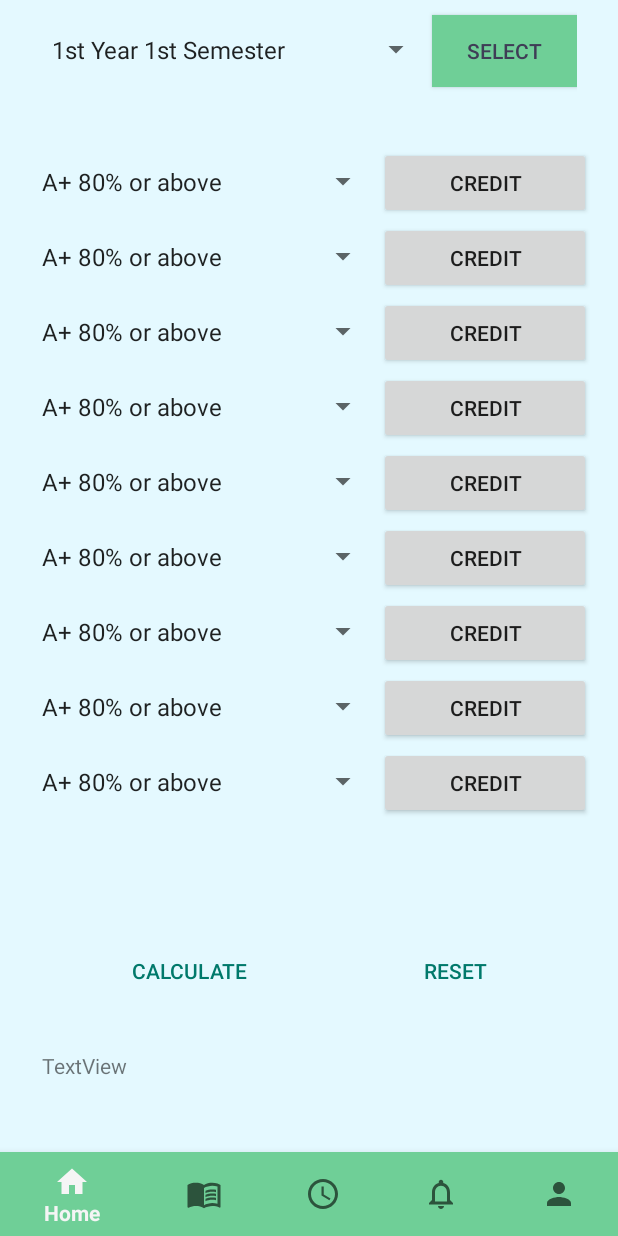
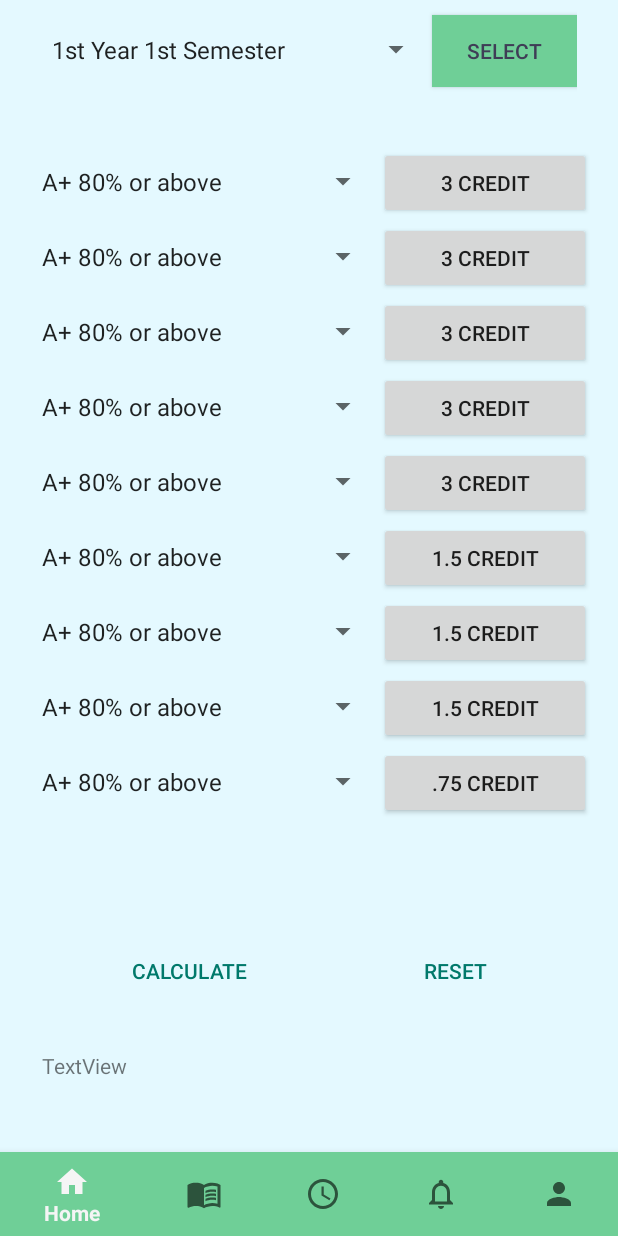
Before and after one commit to piru72/AUST_BUDDY, an Android app: the screen it shows after launch (MainActivity), after a tap on "SELECT", on a phone screen of 412 x 824 dp. Run offline under Robolectric (Android 15) with nearby library versions, the phone set to English and light mode, and no system bars; 3 statements that could not run were skipped.

Commit message:
Credit sett for all semesters

```diff
--- a/app/src/main/java/com/example/homepage/CGPAFragment.kt
+++ b/app/src/main/java/com/example/homepage/CGPAFragment.kt
@@ -1,5 +1,6 @@
 package com.example.homepage
 
+import android.annotation.SuppressLint
 import android.os.Bundle
 import android.view.LayoutInflater
 import android.view.View
@@ -9,6 +10,7 @@ import android.widget.*
 
 class CGPAFragment : ReplaceFragment() {
 
+    @SuppressLint("SetTextI18n")
     override fun onCreateView(
         inflater: LayoutInflater, container: ViewGroup?,
         savedInstanceState: Bundle?
@@ -73,19 +75,44 @@ class CGPAFragment : ReplaceFragment() {
             showLayout(layoutCalculate,layoutResult,layoutResultList)
             hideLayout(layoutInstruction)
 
+            set3Credit(c1Credit,c2Credit,c3Credit,c4Credit,c5Credit)
+            when (semesterList.selectedItem.toString()) {
+                "3rd Year 2nd Semester" -> {
+                    showLayout(c9,c10)
+                    set75Credit(c6Credit,c7Credit,c8Credit)
+                    set75Credit(c9Credit,c10Credit)
 
-            when (semesterList.selectedItem.toString()) {
-                "4th Year 1st Semester", "3rd Year 2nd Semester" -> {
+                }
+                "4th Year 1st Semester"-> {
                     showLayout(c9,c10)
+                    c6Credit.text = "3 Credit"
+                    set75Credit(c7Credit,c8Credit,c9Credit)
+                    set75Credit(c10Credit)
                 }
                 "4th Year 2nd Semester" -> {
                     hideLayout(c9,c10)
+                    set75Credit(c6Credit,c7Credit,c8Credit)
                 }
+
                 else -> {
                     showLayout(c9)
                     hideLayout(c10)
 
+                    when(semesterList.selectedItem.toString() ){
+                        "1st Year 1st Semester","1st Year 2nd Semester","2nd Year 1st Semester" ->{
+                            set15Credit(c6Credit,c7Credit,c8Credit)
+                            set75Credit(c9Credit)
 
+                        }
+                       "2nd Year 2nd Semester" -> {
+                           set15Credit(c6Credit,c7Credit)
+                           set75Credit(c8Credit,c9Credit)
+                       }
+                        "3rd Year 1st Semester" -> {
+                            set15Credit(c6Credit)
+                            set75Credit(c7Credit,c8Credit,c9Credit)
+                        }
+                    }
                 }
             }
         }
@@ -121,5 +148,45 @@ class CGPAFragment : ReplaceFragment() {
         layout3.visibility = View.VISIBLE
     }
 
+    @SuppressLint("SetTextI18n")
+    private fun set3Credit(c1Credit : Button, c2Credit : Button, c3Credit : Button, c4Credit : Button, c5Credit : Button) {
+
+        c1Credit.text = "3 Credit"
+        c2Credit.text = "3 Credit"
+        c3Credit.text = "3 Credit"
+        c4Credit.text = "3 Credit"
+        c5Credit.text = "3 Credit"
+    }
+    private fun set15Credit(c6Credit : Button, c7Credit : Button, c8Credit : Button) {
+
+        c6Credit.text = "1.5 Credit"
+        c7Credit.text = "1.5 Credit"
+        c8Credit.text = "1.5 Credit"
+    }
+    private fun set15Credit(c6Credit : Button, c7Credit : Button) {
+
+        c6Credit.text = "1.5 Credit"
+        c7Credit.text = "1.5 Credit"
+    }
+    private fun set15Credit(c6Credit : Button) {
+
+        c6Credit.text = "1.5 Credit"
+    }
+    private fun set75Credit(c9Credit : Button ) {
+
+        c9Credit.text = ".75 Credit"
+    }
+    private fun set75Credit( c8Credit : Button, c9Credit : Button) {
+
+        c8Credit.text = ".75 Credit"
+        c9Credit.text = ".75 Credit"
+    }
+
+    private fun set75Credit( c7Credit: Button,c8Credit : Button, c9Credit : Button) {
+        c7Credit.text = ".75 Credit"
+        c8Credit.text = ".75 Credit"
+        c9Credit.text = ".75 Credit"
+    }
+
 
 }
```
